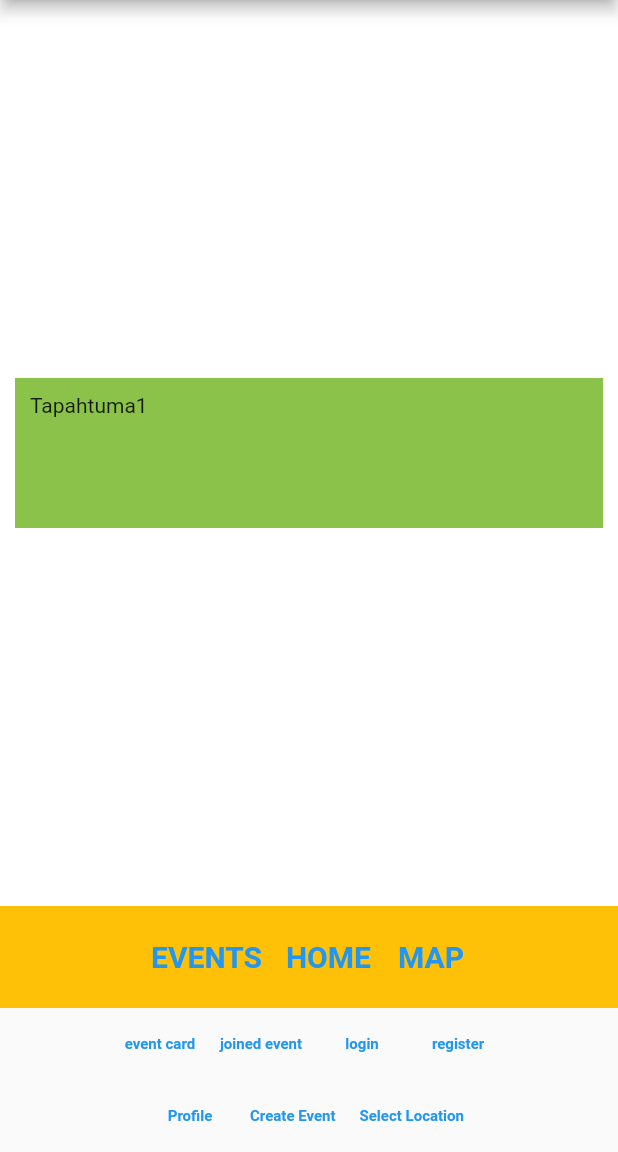
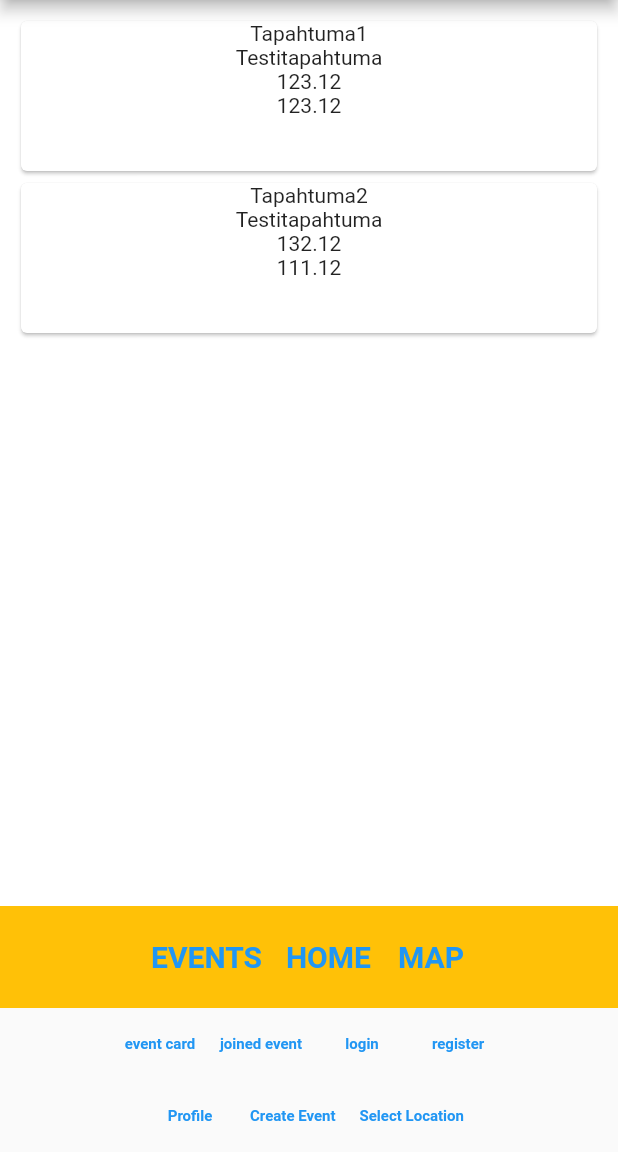
Before and after one commit to FontysFrontend2/eventify_frontend, a Flutter app: the screen it shows after launch, on a phone screen of 412 x 824 dp, the part 84-1236 px from its top. Run offline on Flutter 3.47's test engine with Material 2 defaults, Android fonts, the phone set to English and light mode, and no system bars; our stand-ins replace google_maps_flutter.

Commit message:
EventShortCard

```diff
--- a/lib/event/eventcard_shortview.dart
+++ b/lib/event/eventcard_shortview.dart
@@ -1,23 +1,31 @@
 import 'package:flutter/material.dart';
 
 class EventCardShortView extends StatelessWidget {
-  var e1 = EventData();
+  final d;
+
+  EventCardShortView(this.d);
 
   @override
   Widget build(BuildContext context) {
-    return Container(
-      color: Colors.lightGreen,
-      width: double.infinity,
-      height: 100.0,
-      padding: const EdgeInsets.all(10.0),
-      child: Text(e1.name),
+    return Center(
+      child: Card(
+        child: InkWell(
+          splashColor: Colors.blue.withAlpha(40),
+          onTap: () {},
+          child: SizedBox(
+            width: double.infinity,
+            height: 100,
+            child: Column(
+              children: [
+                Text(d['name'].toString()),
+                Text(d['desc'].toString()),
+                Text(d['long'].toString()),
+                Text(d['lat'].toString()),
+              ],
+            ),
+          ),
+        ),
+      ),
     );
   }
 }
-
-class EventData {
-  String name = 'Tapahtuma1';
-  String desc = 'Testitapahtuma';
-  double long = 123.12;
-  double lat = 123.12;
-}
--- a/lib/event/eventcard_view.dart
+++ b/lib/event/eventcard_view.dart
@@ -16,6 +16,8 @@ class EventCardView extends StatelessWidget {
         child: Text(
           'This is Eventcard view\n Event id is: ' + id!,
           style: TextStyle(fontSize: 40, fontWeight: FontWeight.bold),
-            )));
+        ),
+      ),
+    );
   }
 }
--- a/lib/feed/homefeed_view.dart
+++ b/lib/feed/homefeed_view.dart
@@ -1,20 +1,36 @@
-import 'package:eventify_frontend/event/eventcard_view.dart';
 import 'package:flutter/material.dart';
 import 'package:eventify_frontend/event/eventcard_shortview.dart';
 
 class HomeFeedView extends StatelessWidget {
-  const HomeFeedView({Key? key}) : super(key: key);
+  HomeFeedView({Key? key}) : super(key: key);
+
+  final d1 = [
+    {
+      'name': 'Tapahtuma1',
+      'desc': 'Testitapahtuma',
+      'long': 123.12,
+      'lat': 123.12,
+    },
+    {
+      'name': 'Tapahtuma2',
+      'desc': 'Testitapahtuma',
+      'long': 132.12,
+      'lat': 111.12,
+    }
+  ];
 
   @override
   Widget build(BuildContext context) {
     return Container(
       color: Colors.white,
       width: double.infinity,
-      height: 100.0,
       padding: const EdgeInsets.all(10.0),
-      child: Align(
-        alignment: Alignment.center,
-        child: EventCardShortView(),
+      child: Column(
+        children: [
+          ...d1.map((e) {
+            return EventCardShortView(e);
+          }).toList(),
+        ],
       ),
     );
   }
--- a/lib/main.dart
+++ b/lib/main.dart
@@ -59,7 +59,7 @@ class MyAppState extends State<MyApp> {
                 child: Column(
                     children: ([
                   _state == 0
-                      ? (const Expanded(flex: 2, child: HomeFeedView()))
+                      ? (Expanded(flex: 2, child: HomeFeedView()))
                       : _state == 1
                           ? (const Expanded(flex: 2, child: EventsView()))
                           : _state == 2
```
Lines whose indentation alone changed are shown as unchanged.
